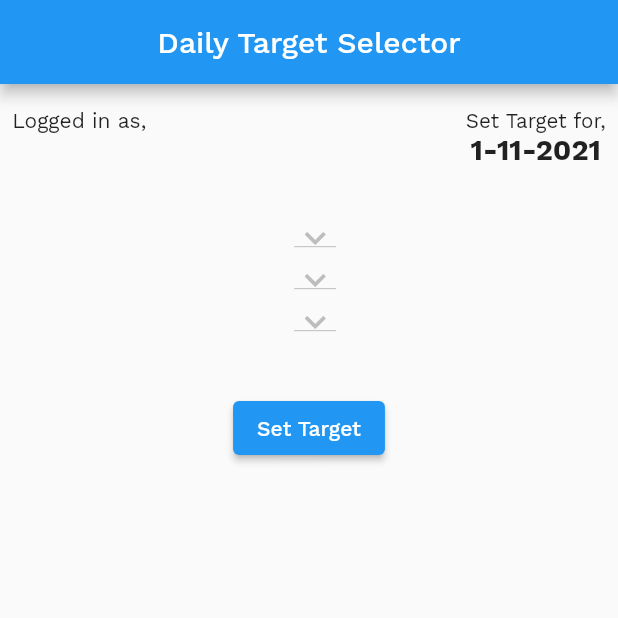
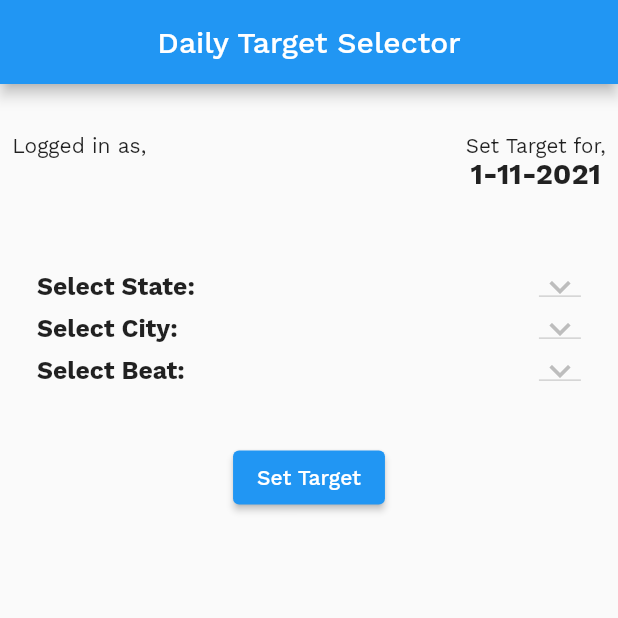
Before and after one commit to AdityaChaudhary18/chef_gram, a Flutter app: the screen it shows once a user with an empty profile is signed in, on a phone screen of 412 x 824 dp, the top half of it. Run offline on Flutter 3.47's test engine with Material 2 defaults, Android fonts, the phone set to English and light mode, and no system bars; our stand-ins replace cloud_firestore, firebase_auth, firebase_core, flutter_slidable, sizer; missing offline and left inert: dart:ffi; accounts and stored records are empty.

Commit message:
dashboard again

```diff
--- a/lib/screens/Dashboard/beat_selector.dart
+++ b/lib/screens/Dashboard/beat_selector.dart
@@ -100,6 +100,7 @@ class _BeatSelectorState extends State<BeatSelector> {
                 child: Column(
                   crossAxisAlignment: CrossAxisAlignment.start,
                   children: [
+                    SizedBox(height: 2.h),
                     Row(
                       crossAxisAlignment: CrossAxisAlignment.start,
                       mainAxisAlignment: MainAxisAlignment.spaceBetween,
@@ -136,11 +137,20 @@ class _BeatSelectorState extends State<BeatSelector> {
                         crossAxisAlignment: CrossAxisAlignment.center,
                         children: [
                           SizedBox(
-                            height: 4.h,
+                            height: 6.h,
                           ),
                           Padding(
-                            padding: EdgeInsets.only(left: 2.w),
-                            child: DropdownButton<String>(
+                            padding: EdgeInsets.symmetric(horizontal: 4.w),
+                            child: Row(
+                              mainAxisAlignment: MainAxisAlignment.spaceBetween,
+                              children: [
+                                Text(
+                                  "Select State:",
+                                  style: TextStyle(
+                                      fontSize: 12.sp,
+                                      fontWeight: FontWeight.bold),
+                                ),
+                                DropdownButton<String>(
                                   value: state,
                                   icon: Icon(Icons.keyboard_arrow_down),
                                   iconSize: 28,
@@ -163,10 +173,21 @@ class _BeatSelectorState extends State<BeatSelector> {
                                     );
                                   }).toList(),
                                 ),
+                              ],
+                            ),
                           ),
                           Padding(
-                            padding: EdgeInsets.only(left: 2.w),
-                            child: DropdownButton<String>(
+                            padding: EdgeInsets.symmetric(horizontal: 4.w),
+                            child: Row(
+                              mainAxisAlignment: MainAxisAlignment.spaceBetween,
+                              children: [
+                                Text(
+                                  "Select City:",
+                                  style: TextStyle(
+                                      fontSize: 12.sp,
+                                      fontWeight: FontWeight.bold),
+                                ),
+                                DropdownButton<String>(
                                   value: city,
                                   icon: Icon(Icons.keyboard_arrow_down),
                                   iconSize: 28,
@@ -188,10 +209,21 @@ class _BeatSelectorState extends State<BeatSelector> {
                                     );
                                   }).toList(),
                                 ),
+                              ],
+                            ),
                           ),
                           Padding(
-                            padding: EdgeInsets.only(left: 2.w),
-                            child: DropdownButton<String>(
+                            padding: EdgeInsets.symmetric(horizontal: 4.w),
+                            child: Row(
+                              mainAxisAlignment: MainAxisAlignment.spaceBetween,
+                              children: [
+                                Text(
+                                  "Select Beat:",
+                                  style: TextStyle(
+                                      fontSize: 12.sp,
+                                      fontWeight: FontWeight.bold),
+                                ),
+                                DropdownButton<String>(
                                   value: beat,
                                   icon: Icon(Icons.keyboard_arrow_down),
                                   iconSize: 28,
@@ -208,6 +240,8 @@ class _BeatSelectorState extends State<BeatSelector> {
                                       child: Text(value),
                                     );
                                   }).toList(),
+                                ),
+                              ],
                             ),
                           ),
                           SizedBox(
```
Lines whose indentation alone changed are shown as unchanged.
